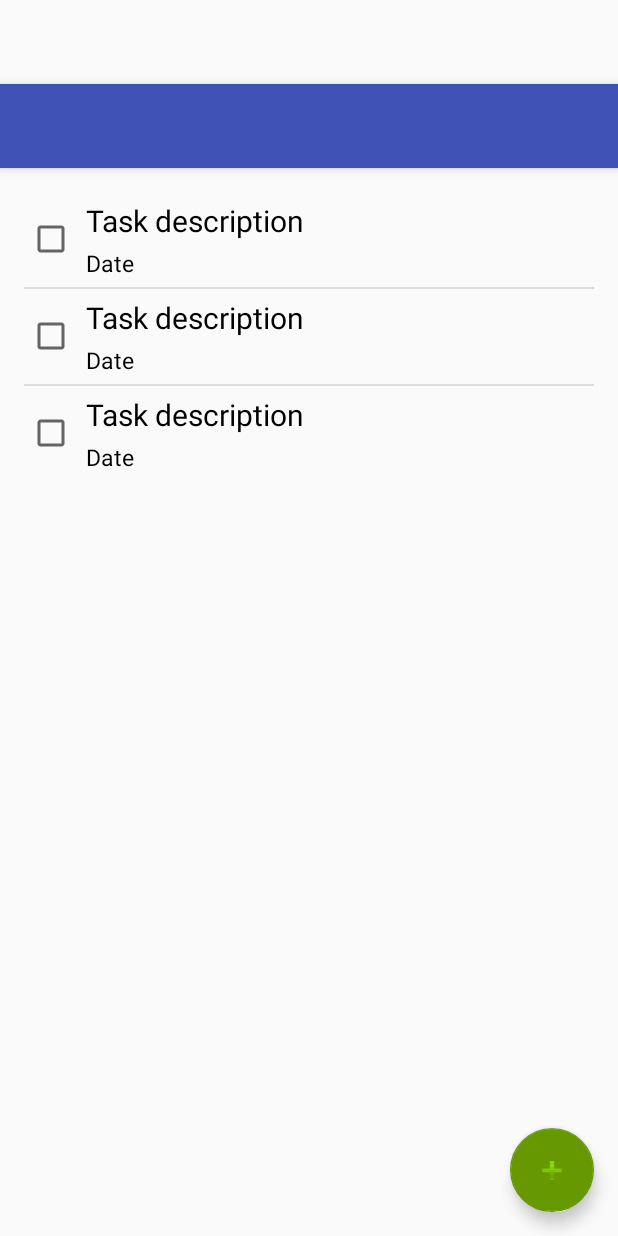
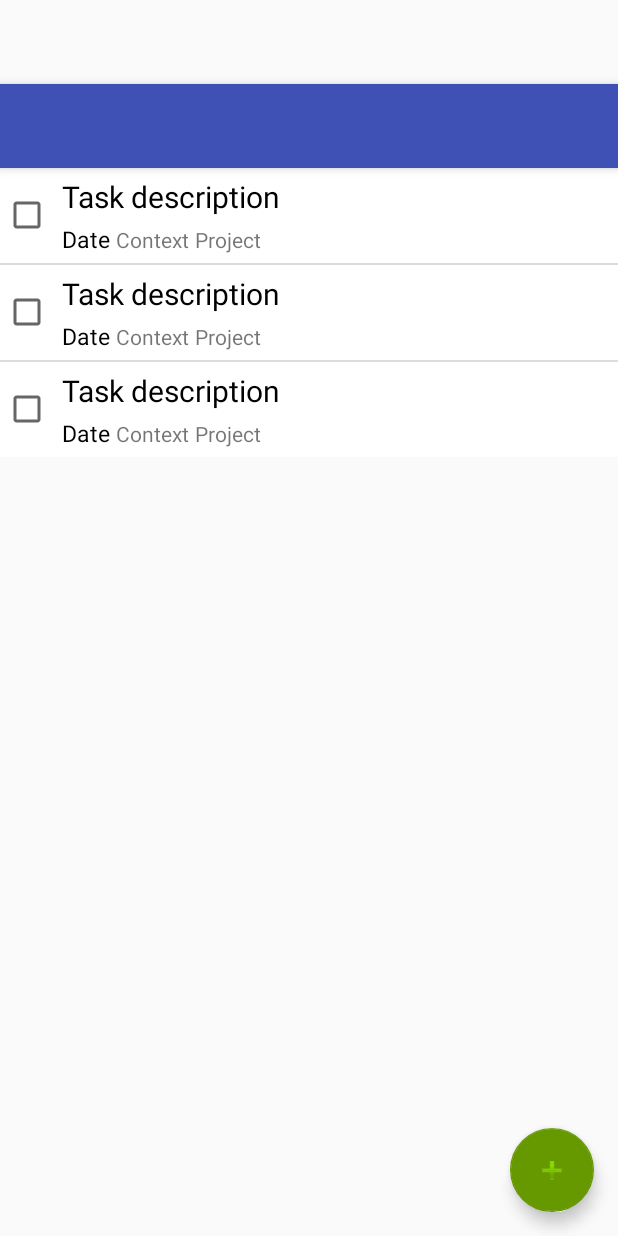
Before and after one commit to LeoSko/Todo.txt-gDrive, an Android app: the layout activity_main.xml on its own in the app's theme, with its tools: preview values and no code run, on a phone screen of 412 x 824 dp. Run offline under Robolectric (Android 15) with nearby library versions, the phone set to English and light mode, and no system bars.

```diff
--- a/app/src/main/res/layout/activity_main.xml
+++ b/app/src/main/res/layout/activity_main.xml
@@ -25,29 +25,9 @@
     <RelativeLayout
         android:layout_width="match_parent"
         android:layout_height="match_parent"
-        android:paddingLeft="@dimen/activity_horizontal_margin"
-        android:paddingRight="@dimen/activity_horizontal_margin"
-        android:paddingTop="@dimen/activity_vertical_margin"
-        android:paddingBottom="@dimen/activity_vertical_margin"
         app:layout_behavior="@string/appbar_scrolling_view_behavior"
         tools:showIn="@layout/activity_main"
         tools:context=".MainActivity">
-        <!--com.fortysevendeg.swipelistview.SwipeListView
-            xmlns:swipe="http://schemas.android.com/apk/res-auto"
-            android:id="@+id/TaskListView"
-            android:listSelector="#00FF0000"
-            android:layout_width="fill_parent"
-            android:layout_height="wrap_content"
-            swipe:swipeFrontView="@+id/list_item"
-            swipe:swipeBackView="@+id/list_item_back"
-            swipe:swipeActionLeft="reveal"
-            swipe:swipeActionRight="reveal"
-            swipe:swipeMode="both"
-            swipe:swipeCloseAllItemsWhenMoveList="true"
-            swipe:swipeOpenOnLongPress="true"
-            swipe:swipeAnimationTime="100"
-            swipe:swipeOffsetLeft="0dp"
-            swipe:swipeOffsetRight="0dp"/-->
         <ListView
             android:layout_width="wrap_content"
             android:layout_height="wrap_content"
--- a/app/src/main/res/layout/list_item.xml
+++ b/app/src/main/res/layout/list_item.xml
@@ -2,6 +2,7 @@
 <LinearLayout xmlns:android="http://schemas.android.com/apk/res/android"
     android:orientation="horizontal" android:layout_width="match_parent"
     android:layout_height="wrap_content" android:layout_margin="2dp"
+              android:background="#FFFFFF"
     >
 
         <CheckBox
@@ -32,6 +33,11 @@
                 android:focusable="false"
             />
 
+        <LinearLayout
+            android:orientation="horizontal"
+            android:layout_width="match_parent"
+            android:layout_height="match_parent">
+
             <TextView
                 android:layout_width="wrap_content"
                 android:layout_height="wrap_content"
@@ -44,6 +50,21 @@
                 android:focusable="false"
                 />
 
+            <TextView
+                android:layout_width="wrap_content"
+                android:layout_height="wrap_content"
+                android:text="@string/context"
+                android:id="@+id/context_view"
+                android:layout_margin="2dp"/>
+
+            <TextView
+                android:layout_width="wrap_content"
+                android:layout_height="wrap_content"
+                android:text="@string/project"
+                android:id="@+id/project_view"
+                android:layout_margin="2dp"/>
         </LinearLayout>
 
     </LinearLayout>
+
+</LinearLayout>
--- a/app/src/main/res/values/strings.xml
+++ b/app/src/main/res/values/strings.xml
@@ -7,8 +7,8 @@
     <string name="date">Date</string>
     <string name="project">Project</string>
     <string name="context">Context</string>
-    <string name="delete_task">Delete task</string>
-    <string name="edit_task">Edit task</string>
+    <string name="delete_task">Delete</string>
+    <string name="edit_task">Edit</string>
     <string name="complete_task">Complete task</string>
     <string-array name="list_item_actions">
         <item>Edit</item>
```
Also changed, not shown: app/build.gradle (+6 -9 lines), app/src/main/java/com/leosko/todotxt_gdrive/MainActivity.java (+4 -3 lines), app/src/main/java/com/leosko/todotxt_gdrive/TaskListAdapter.java (+50 -9 lines), app/src/main/java/com/leosko/todotxt_gdrive/model/Task.java (+9 -59 lines), app/src/main/java/com/leosko/todotxt_gdrive/taskListItemClickListener.java (+6 -5 lines), app/src/main/res/layout/list_item_back.xml (+12 -4 lines), app/src/main/res/layout/swipe_list_item.xml (added, +13 -0 lines), 2 other files. Lines whose indentation alone changed are shown as unchanged.
